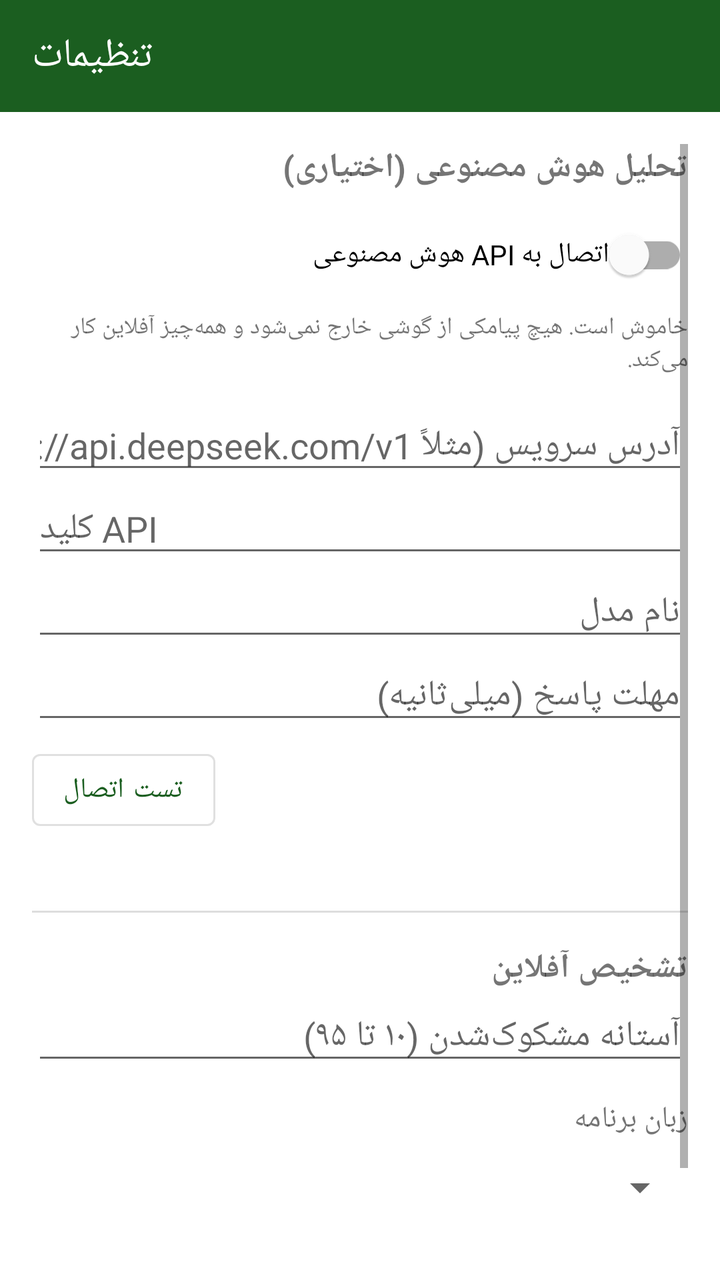
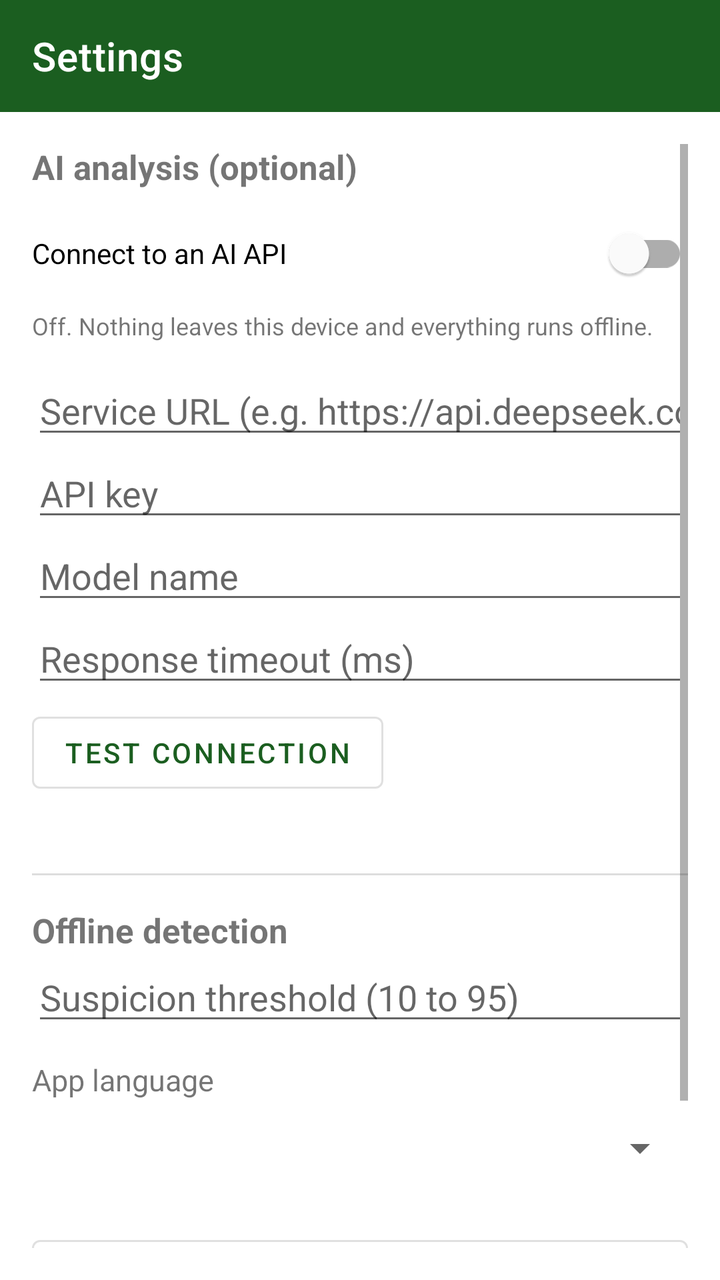

The first picture is an Android layout as it rendered before a commit; the second is the same layout after the commit. The layout source and the unified diff follow.
<!-- AndroidManifest.xml: application theme Theme.SmsGuard -->
<!-- res/layout/activity_settings.xml -->
<?xml version="1.0" encoding="utf-8"?>
<LinearLayout xmlns:android="http://schemas.android.com/apk/res/android"
    xmlns:app="http://schemas.android.com/apk/res-auto"
    android:layout_width="match_parent"
    android:layout_height="match_parent"
    android:orientation="vertical">

    <com.google.android.material.appbar.MaterialToolbar
        android:id="@+id/toolbar"
        android:layout_width="match_parent"
        android:layout_height="?attr/actionBarSize"
        android:background="?attr/colorPrimary"
        app:title="@string/settings_title"
        app:titleTextColor="@android:color/white" />

    <ScrollView
        android:layout_width="match_parent"
        android:layout_height="0dp"
        android:layout_weight="1"
        android:padding="16dp">

        <LinearLayout
            android:layout_width="match_parent"
            android:layout_height="wrap_content"
            android:orientation="vertical">

            <TextView
                android:layout_width="match_parent"
                android:layout_height="wrap_content"
                android:text="@string/ai_section"
                android:textSize="17sp"
                android:textStyle="bold" />

            <com.google.android.material.switchmaterial.SwitchMaterial
                android:id="@+id/switchAi"
                android:layout_width="match_parent"
                android:layout_height="wrap_content"
                android:layout_marginTop="8dp"
                android:text="@string/ai_enable" />

            <TextView
                android:id="@+id/textAiHint"
                android:layout_width="match_parent"
                android:layout_height="wrap_content"
                android:layout_marginTop="4dp"
                android:text="@string/ai_hint_off"
                android:textSize="12sp" />

            <EditText
                android:id="@+id/editBase"
                android:layout_width="match_parent"
                android:layout_height="wrap_content"
                android:layout_marginTop="12dp"
                android:hint="@string/ai_base"
                android:importantForAutofill="no"
                android:inputType="textUri" />

            <EditText
                android:id="@+id/editKey"
                android:layout_width="match_parent"
                android:layout_height="wrap_content"
                android:hint="@string/ai_key"
                android:importantForAutofill="no"
                android:inputType="textPassword" />

            <EditText
                android:id="@+id/editModel"
                android:layout_width="match_parent"
                android:layout_height="wrap_content"
                android:hint="@string/ai_model"
                android:importantForAutofill="no"
                android:inputType="text" />

            <EditText
                android:id="@+id/editTimeout"
                android:layout_width="match_parent"
                android:layout_height="wrap_content"
                android:hint="@string/ai_timeout"
                android:importantForAutofill="no"
                android:inputType="number" />

            <com.google.android.material.button.MaterialButton
                android:id="@+id/buttonTest"
                style="@style/Widget.MaterialComponents.Button.OutlinedButton"
                android:layout_width="wrap_content"
                android:layout_height="wrap_content"
                android:layout_marginTop="4dp"
                android:text="@string/test_connection" />

            <TextView
                android:id="@+id/textTestResult"
                android:layout_width="match_parent"
                android:layout_height="wrap_content"
                android:layout_marginTop="4dp"
                android:textSize="12sp" />

            <View
                android:layout_width="match_parent"
                android:layout_height="1dp"
                android:layout_marginTop="16dp"
                android:background="#DDDDDD" />

            <TextView
                android:layout_width="match_parent"
                android:layout_height="wrap_content"
                android:layout_marginTop="16dp"
                android:text="@string/local_section"
                android:textSize="17sp"
                android:textStyle="bold" />

            <EditText
                android:id="@+id/editThreshold"
                android:layout_width="match_parent"
                android:layout_height="wrap_content"
                android:hint="@string/threshold_hint"
                android:importantForAutofill="no"
                android:inputType="number" />

            <TextView
                android:layout_width="match_parent"
                android:layout_height="wrap_content"
                android:layout_marginTop="12dp"
                android:text="@string/language"
                android:textSize="15sp" />

            <Spinner
                android:id="@+id/spinnerLanguage"
                android:layout_width="match_parent"
                android:layout_height="wrap_content"
                android:minHeight="48dp" />

            <com.google.android.material.button.MaterialButton
                android:id="@+id/buttonSave"
                android:layout_width="match_parent"
                android:layout_height="wrap_content"
                android:layout_marginTop="20dp"
                android:text="@string/save" />
        </LinearLayout>
    </ScrollView>

</LinearLayout>
<!-- resources referenced by this layout -->
<resources>
  <string name="ai_base">آدرس سرویس (مثلاً https://api.deepseek.com/v1)</string>
  <string name="ai_enable">اتصال به API هوش مصنوعی</string>
  <string name="ai_hint_off">خاموش است. هیچ پیامکی از گوشی خارج نمی‌شود و همه‌چیز آفلاین کار می‌کند.</string>
  <string name="ai_key">کلید API</string>
  <string name="ai_model">نام مدل</string>
  <string name="ai_section">تحلیل هوش مصنوعی (اختیاری)</string>
  <string name="ai_timeout">مهلت پاسخ (میلی‌ثانیه)</string>
  <string name="language">زبان برنامه</string>
  <string name="local_section">تشخیص آفلاین</string>
  <string name="save">ذخیره</string>
  <string name="settings_title">تنظیمات</string>
  <string name="test_connection">تست اتصال</string>
  <string name="threshold_hint">آستانه مشکوک‌شدن (۱۰ تا ۹۵)</string>
  <style name="Theme.SmsGuard" parent="Theme.MaterialComponents.DayNight.NoActionBar">
          <item name="colorPrimary">@color/colorPrimary</item>
          <item name="colorPrimaryVariant">@color/colorPrimaryDark</item>
          <item name="colorOnPrimary">@android:color/white</item>
          <item name="colorSecondary">@color/colorAccent</item>
          <item name="colorSecondaryVariant">@color/colorAccent</item>
          <item name="colorOnSecondary">@android:color/white</item>
          <item name="android:statusBarColor">@color/colorPrimaryDark</item>
      </style>
  <color name="colorPrimary">#1B5E20</color>
  <color name="colorPrimaryDark">#0D3B12</color>
  <color name="colorAccent">#2E7D32</color>
</resources>

<!-- the commit's change to res/layout/activity_settings.xml (unified diff, before → after) -->
@@ -130,6 +130,14 @@
                 android:minHeight="48dp" />
 
             <com.google.android.material.button.MaterialButton
+                android:id="@+id/buttonCategories"
+                style="@style/Widget.MaterialComponents.Button.OutlinedButton"
+                android:layout_width="match_parent"
+                android:layout_height="wrap_content"
+                android:layout_marginTop="16dp"
+                android:text="@string/manage_categories" />
+
+            <com.google.android.material.button.MaterialButton
                 android:id="@+id/buttonSave"
                 android:layout_width="match_parent"
                 android:layout_height="wrap_content"
<!-- resource entries referenced after the edit -->
@@ -1,18 +1,19 @@
 <!-- resources referenced by this layout -->
 <resources>
-  <string name="ai_base">آدرس سرویس (مثلاً https://api.deepseek.com/v1)</string>
-  <string name="ai_enable">اتصال به API هوش مصنوعی</string>
-  <string name="ai_hint_off">خاموش است. هیچ پیامکی از گوشی خارج نمی‌شود و همه‌چیز آفلاین کار می‌کند.</string>
-  <string name="ai_key">کلید API</string>
-  <string name="ai_model">نام مدل</string>
-  <string name="ai_section">تحلیل هوش مصنوعی (اختیاری)</string>
-  <string name="ai_timeout">مهلت پاسخ (میلی‌ثانیه)</string>
-  <string name="language">زبان برنامه</string>
-  <string name="local_section">تشخیص آفلاین</string>
-  <string name="save">ذخیره</string>
-  <string name="settings_title">تنظیمات</string>
-  <string name="test_connection">تست اتصال</string>
-  <string name="threshold_hint">آستانه مشکوک‌شدن (۱۰ تا ۹۵)</string>
+  <string name="ai_base">Service URL (e.g. https://api.deepseek.com/v1)</string>
+  <string name="ai_enable">Connect to an AI API</string>
+  <string name="ai_hint_off">Off. Nothing leaves this device and everything runs offline.</string>
+  <string name="ai_key">API key</string>
+  <string name="ai_model">Model name</string>
+  <string name="ai_section">AI analysis (optional)</string>
+  <string name="ai_timeout">Response timeout (ms)</string>
+  <string name="language">App language</string>
+  <string name="local_section">Offline detection</string>
+  <string name="manage_categories">Manage categories</string>
+  <string name="save">Save</string>
+  <string name="settings_title">Settings</string>
+  <string name="test_connection">Test connection</string>
+  <string name="threshold_hint">Suspicion threshold (10 to 95)</string>
   <style name="Theme.SmsGuard" parent="Theme.MaterialComponents.DayNight.NoActionBar">
           <item name="colorPrimary">@color/colorPrimary</item>
           <item name="colorPrimaryVariant">@color/colorPrimaryDark</item>
